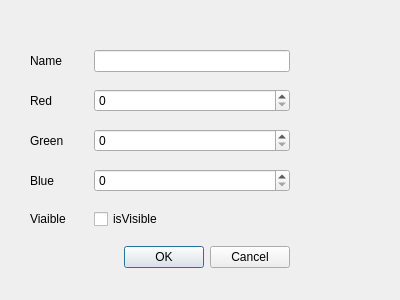
First picture: the form in optiondialog.ui, repository wanyu6121-creator/2025_GROUP_5, before the edit.
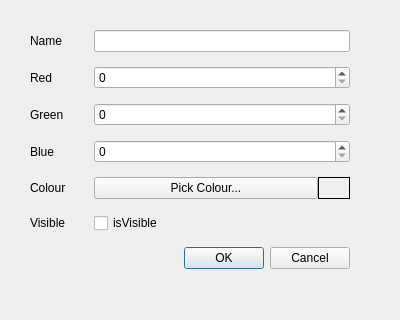
Second picture: the form after the edit.

Patch:
```diff
--- a/optiondialog.ui
+++ b/optiondialog.ui
@@ -7,7 +7,7 @@
     <x>0</x>
     <y>0</y>
     <width>400</width>
-    <height>300</height>
+    <height>320</height>
    </rect>
   </property>
   <property name="sizePolicy">
@@ -17,15 +17,15 @@
    </sizepolicy>
   </property>
   <property name="windowTitle">
-   <string>Dialog</string>
+   <string>Item Options</string>
   </property>
   <widget class="QWidget" name="">
    <property name="geometry">
     <rect>
      <x>30</x>
-     <y>50</y>
-     <width>310</width>
-     <height>265</height>
+     <y>30</y>
+     <width>330</width>
+     <height>270</height>
     </rect>
    </property>
    <layout class="QFormLayout" name="formLayout">
@@ -33,78 +33,108 @@
      <number>28</number>
     </property>
     <property name="verticalSpacing">
-     <number>17</number>
+     <number>14</number>
     </property>
     <property name="rightMargin">
-     <number>50</number>
+     <number>10</number>
     </property>
     <property name="bottomMargin">
      <number>14</number>
     </property>
+
+    <!-- Row 0: Name -->
     <item row="0" column="0">
      <widget class="QLabel" name="label">
-      <property name="text">
-       <string>Name</string>
-      </property>
+      <property name="text"><string>Name</string></property>
      </widget>
     </item>
+    <item row="0" column="1">
+     <widget class="QLineEdit" name="nameEdit"/>
+    </item>
+
+    <!-- Row 1: Red -->
     <item row="1" column="0">
      <widget class="QLabel" name="label_2">
-      <property name="text">
-       <string>Red</string>
-      </property>
+      <property name="text"><string>Red</string></property>
      </widget>
     </item>
     <item row="1" column="1">
      <widget class="QSpinBox" name="rspinBox">
-      <property name="maximum">
-       <number>255</number>
-      </property>
+      <property name="maximum"><number>255</number></property>
      </widget>
     </item>
+
+    <!-- Row 2: Green -->
     <item row="2" column="0">
      <widget class="QLabel" name="label_3">
-      <property name="text">
-       <string>Green</string>
-      </property>
+      <property name="text"><string>Green</string></property>
      </widget>
     </item>
     <item row="2" column="1">
      <widget class="QSpinBox" name="gspinBox">
-      <property name="maximum">
-       <number>255</number>
-      </property>
+      <property name="maximum"><number>255</number></property>
      </widget>
     </item>
+
+    <!-- Row 3: Blue -->
     <item row="3" column="0">
      <widget class="QLabel" name="label_4">
-      <property name="text">
-       <string>Blue</string>
-      </property>
+      <property name="text"><string>Blue</string></property>
      </widget>
     </item>
     <item row="3" column="1">
      <widget class="QSpinBox" name="bspinBox">
-      <property name="maximum">
-       <number>255</number>
-      </property>
+      <property name="maximum"><number>255</number></property>
      </widget>
     </item>
+
+    <!-- Row 4: Colour picker button + preview swatch (in one row) -->
     <item row="4" column="0">
-     <widget class="QLabel" name="label_5">
-      <property name="text">
-       <string>Viaible</string>
-      </property>
+     <widget class="QLabel" name="labelColour">
+      <property name="text"><string>Colour</string></property>
      </widget>
     </item>
     <item row="4" column="1">
+     <layout class="QHBoxLayout" name="colourPickerLayout">
+      <item>
+       <widget class="QPushButton" name="pickColourButton">
+        <property name="text"><string>Pick Colour...</string></property>
+        <property name="toolTip"><string>Open colour picker dialog</string></property>
+       </widget>
+      </item>
+      <item>
+       <!-- Colour preview swatch: background set dynamically in .cpp -->
+       <widget class="QLabel" name="colourSwatch">
+        <property name="text"><string/></property>
+        <property name="minimumSize">
+         <size><width>32</width><height>22</height></size>
+        </property>
+        <property name="maximumSize">
+         <size><width>32</width><height>22</height></size>
+        </property>
+        <property name="frameShape">
+         <enum>QFrame::Shape::Box</enum>
+        </property>
+        <property name="toolTip"><string>Current colour preview</string></property>
+       </widget>
+      </item>
+     </layout>
+    </item>
+
+    <!-- Row 5: Visible -->
+    <item row="5" column="0">
+     <widget class="QLabel" name="label_5">
+      <property name="text"><string>Visible</string></property>
+     </widget>
+    </item>
+    <item row="5" column="1">
      <widget class="QCheckBox" name="visibleCheckBox">
-      <property name="text">
-       <string>isVisible</string>
-      </property>
+      <property name="text"><string>isVisible</string></property>
      </widget>
     </item>
-    <item row="5" column="0" colspan="2">
+
+    <!-- Row 6: OK / Cancel -->
+    <item row="6" column="0" colspan="2">
      <widget class="QDialogButtonBox" name="buttonBox">
       <property name="orientation">
        <enum>Qt::Orientation::Horizontal</enum>
@@ -114,9 +144,7 @@
       </property>
      </widget>
     </item>
-    <item row="0" column="1">
-     <widget class="QLineEdit" name="nameEdit"/>
-    </item>
+
    </layout>
   </widget>
  </widget>
```
Left out of the diff: 20 changed lines with no effect on the pictures.
